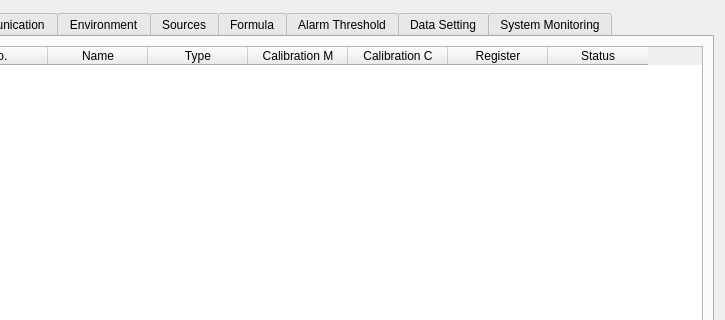
Above: view/formmodule.ui from zenaki/RTU before the change; both pictures show x 175 to 900 and y 0 to 320 of the 900 by 550 pixel window. Below: the same form after it.
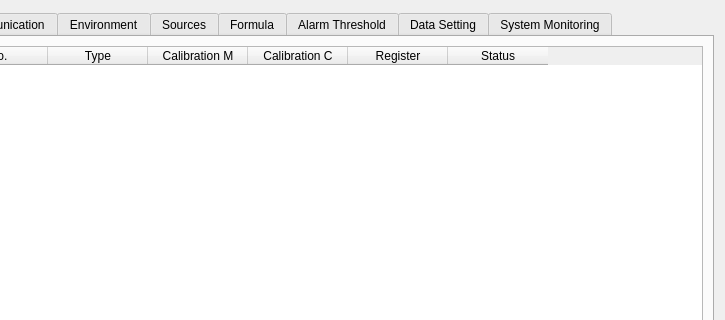
That is the form after the change. The open tabs and pages were chosen to show the change. Icons and pictures are not drawn.

What changed in the file:
```diff
--- a/view/formmodule.ui
+++ b/view/formmodule.ui
@@ -159,11 +159,6 @@
            <string>No.</string>
           </property>
          </column>
-         <column>
-          <property name="text">
-           <string>Name</string>
-          </property>
-         </column>
          <column>
           <property name="text">
            <string>Type</string>
```
Left out of the diff: 7 changed lines with no effect on the pictures.
